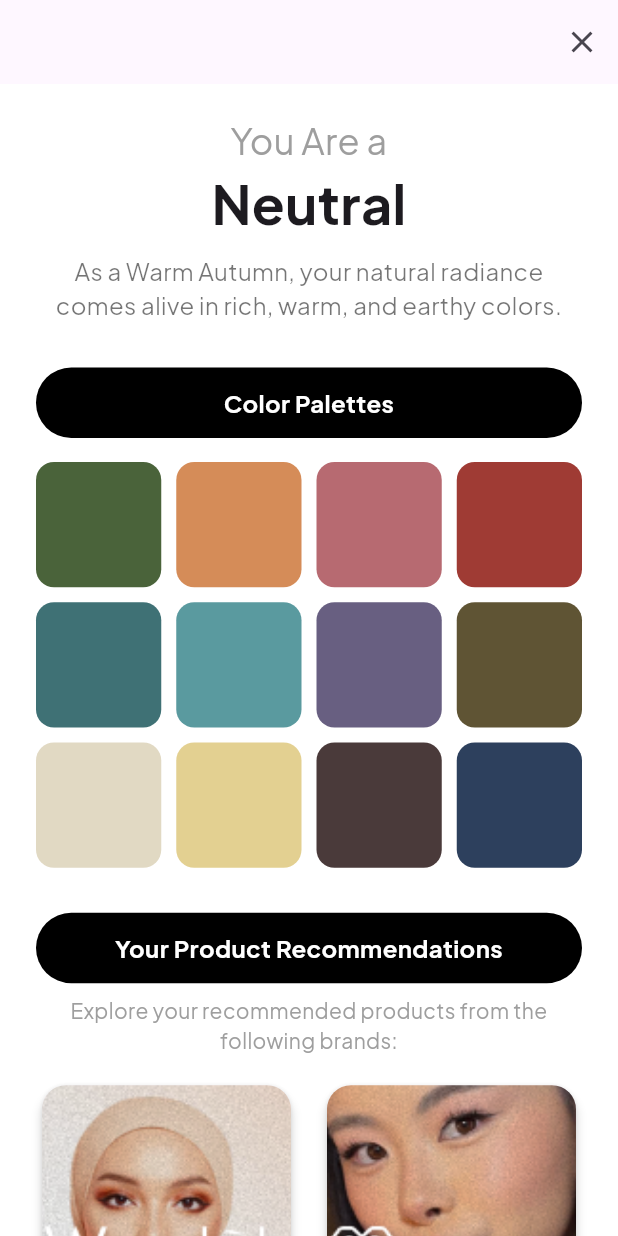
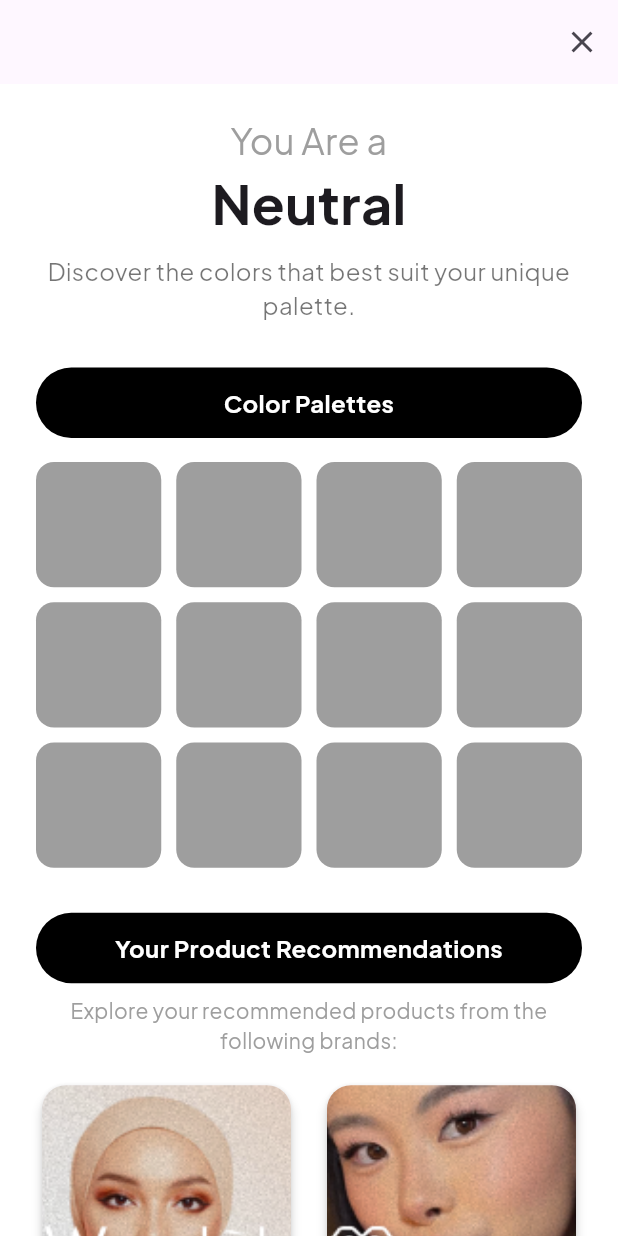
Before and after one commit to Calyra-Mobile-Apps/calyra-apps, a Flutter app: the QuizResultScreen screen opened directly, on a phone screen of 412 x 824 dp. Run offline on Flutter 3.47's test engine with Material 3 defaults, Android fonts, the phone set to English and light mode, and no system bars; our stand-ins replace camera, cloud_firestore, firebase_auth, firebase_core, google_fonts, image_picker; accounts and stored records are empty.

Commit message:
update quiz result and history

```diff
--- a/lib/screens/quiz/quiz_result_screen.dart
+++ b/lib/screens/quiz/quiz_result_screen.dart
@@ -1,13 +1,47 @@
+// lib/screens/quiz/quiz_result_screen.dart
+
+import 'package:calyra/data/brand_data.dart';
 import 'package:calyra/models/analysis_result.dart';
+import 'package:calyra/models/brand_info.dart';
+import 'package:calyra/models/season_filter.dart';
 import 'package:calyra/providers/quiz_provider.dart';
+import 'package:calyra/screens/brand/brand_catalog_screen.dart';
 import 'package:calyra/screens/main_screen.dart';
 import 'package:calyra/services/analysis_service.dart';
 import 'package:calyra/services/firestore_service.dart';
 import 'package:flutter/material.dart';
 import 'package:provider/provider.dart';
+import 'recommendations_screen.dart';
 
-// REVISI PENTING: Import menggunakan nama file karena berada di folder yang sama
-import 'recommendations_screen.dart';
+// --- DATA PALET WARNA UNTUK SEMUA MUSIM ---
+const Map<String, List<Color>> seasonPalettes = {
+  'Warm Autumn': [
+    Color(0xff4a633a), Color(0xffd58c58), Color(0xffb76a71), Color(0xff9f3b34),
+    Color(0xff3f7175), Color(0xff5a9a9f), Color(0xff685f81), Color(0xff5f5434),
+    Color(0xffe1d9c3), Color(0xffe3d091), Color(0xff4a3a3a), Color(0xff2d405d),
+  ],
+  'Warm Spring': [
+    Color(0xFFFCF3BA), Color(0xFFEBCAA4), Color(0xFFFDE470), Color(0xFF926F45),
+    Color(0xFFFAB357), Color(0xFFFD9675), Color(0xFFAFEDBE), Color(0xFF92D472),
+    Color(0xFFF8A9A5), Color(0xFFE85F79), Color(0xFFFE99AB), Color(0xFFFCD4D5),
+  ],
+  'Cool Winter': [
+    Color(0xFFF5F5F5), Color(0xFFA1A0A5), Color(0xFF655555), Color(0xFF000000),
+    Color(0xFF01219C), Color(0xFF07C3FC), Color(0xFF2573E2), Color(0xFF704FDE),
+    Color(0xFF71FFD9), Color(0xFFA41C4E), Color(0xFFD72A55), Color(0xFFC4288D),
+  ],
+  'Cool Summer': [
+    Color(0xFFFFFFFF), Color(0xFFB6B5BB), Color(0xFF9E8686), Color(0xFF000000),
+    Color(0xFF6583C9), Color(0xFF62CDED), Color(0xFF6193DD), Color(0xFFAA97E6),
+    Color(0xFF71E7C7), Color(0xFFBE4A75), Color(0xFFE769A8), Color(0xFFC761A3),
+  ],
+  'Unknown': [ // Fallback
+    Colors.grey, Colors.grey, Colors.grey, Colors.grey,
+    Colors.grey, Colors.grey, Colors.grey, Colors.grey,
+    Colors.grey, Colors.grey, Colors.grey, Colors.grey,
+  ],
+};
+// ---------------------------------------------
 
 class QuizResultScreen extends StatefulWidget {
   final AnalysisResult? resultFromHistory;
@@ -89,7 +123,8 @@ class _QuizResultScreenState extends State<QuizResultScreen> {
       return const Center(child: Text('Failed to get analysis result.'));
     }
 
-    final String seasonResult = _analysisResult?.seasonResult ?? 'Warm Autumn';
+    final String seasonResult = _analysisResult!.seasonResult;
+    final List<Color> currentPalette = seasonPalettes[seasonResult] ?? seasonPalettes['Unknown']!;
 
     return SingleChildScrollView(
       padding: const EdgeInsets.symmetric(horizontal: 24.0),
@@ -108,15 +143,15 @@ class _QuizResultScreenState extends State<QuizResultScreen> {
             style: const TextStyle(fontSize: 36, fontWeight: FontWeight.bold),
           ),
           const SizedBox(height: 8),
-          const Text(
-            'As a Warm Autumn, your natural radiance comes alive in rich, warm, and earthy colors.',
+          Text(
+            _getSeasonDescription(seasonResult), // Deskripsi dinamis
             textAlign: TextAlign.center,
-            style: TextStyle(fontSize: 16, color: Colors.black54),
+            style: const TextStyle(fontSize: 16, color: Colors.black54),
           ),
           const SizedBox(height: 30),
           _buildSectionTitle('Color Palettes'),
           const SizedBox(height: 16),
-          _buildColorPalettes(),
+          _buildColorPalettes(currentPalette), // Kirim palet warna yang sesuai
           const SizedBox(height: 30),
           _buildSectionTitle('Your Product Recommendations'),
           const SizedBox(height: 8),
@@ -130,6 +165,21 @@ class _QuizResultScreenState extends State<QuizResultScreen> {
         ],
       ),
     );
+  }
+
+  String _getSeasonDescription(String season) {
+    switch (season) {
+      case 'Warm Autumn':
+        return 'As a Warm Autumn, your natural radiance comes alive in rich, warm, and earthy colors.';
+      case 'Warm Spring':
+        return 'As a Warm Spring, you shine in bright, clear, and warm colors that reflect the vibrancy of spring.';
+      case 'Cool Winter':
+        return 'As a Cool Winter, your look is stunning in bold, cool, and high-contrast colors.';
+      case 'Cool Summer':
+        return 'As a Cool Summer, you look best in soft, muted, and cool-toned colors.';
+      default:
+        return 'Discover the colors that best suit your unique palette.';
+    }
   }
 
   Widget _buildSectionTitle(String title) {
@@ -149,13 +199,7 @@ class _QuizResultScreenState extends State<QuizResultScreen> {
     );
   }
 
-  Widget _buildColorPalettes() {
-    final List<Color> colors = [
-      const Color(0xff4a633a), const Color(0xffd58c58), const Color(0xffb76a71), const Color(0xff9f3b34),
-      const Color(0xff3f7175), const Color(0xff5a9a9f), const Color(0xff685f81), const Color(0xff5f5434),
-      const Color(0xffe1d9c3), const Color(0xffe3d091), const Color(0xff4a3a3a), const Color(0xff2d405d),
-    ];
-
+  Widget _buildColorPalettes(List<Color> colors) {
     return GridView.builder(
       shrinkWrap: true,
       physics: const NeverScrollableScrollPhysics(),
@@ -177,34 +221,49 @@ class _QuizResultScreenState extends State<QuizResultScreen> {
   }
 
   Widget _buildBrandRecommendations(BuildContext context) {
-    return GridView.count(
-      crossAxisCount: 2,
+    // Menggunakan data brand dari `featuredBrands` yang diimpor
+    return GridView.builder(
+      gridDelegate: const SliverGridDelegateWithFixedCrossAxisCount(
+        crossAxisCount: 2,
+        crossAxisSpacing: 16,
+        mainAxisSpacing: 16,
+        childAspectRatio: 0.8,
+      ),
+      itemCount: featuredBrands.length,
       shrinkWrap: true,
       physics: const NeverScrollableScrollPhysics(),
-      crossAxisSpacing: 16,
-      mainAxisSpacing: 16,
-      childAspectRatio: 0.8,
-      children: [
-        _buildBrandCard(context, brandName: 'Wardah', assetPath: 'assets/images/wardah-result.png'),
-        _buildBrandCard(context, brandName: 'Emina', assetPath: 'assets/images/emina-result.png'),
-      ],
+      itemBuilder: (context, index) {
+        final brand = featuredBrands[index];
+        // Logika sederhana untuk memilih path gambar
+        String assetPath;
+        if (brand.name.toLowerCase() == 'wardah') {
+          assetPath = 'assets/images/wardah-result.png';
+        } else if (brand.name.toLowerCase() == 'emina') {
+          assetPath = 'assets/images/emina-result.png';
+        } else {
+          assetPath = brand.imageUrl; // Fallback ke gambar utama
+        }
+
+        return _buildBrandCard(context, brand: brand, assetPath: assetPath);
+      },
     );
   }
 
-  Widget _buildBrandCard(BuildContext context, {required String brandName, required String assetPath}) {
+  Widget _buildBrandCard(BuildContext context, {required BrandInfo brand, required String assetPath}) {
     return GestureDetector(
       onTap: () {
-        // Navigasi yang benar
-        if (brandName == 'Wardah') {
-          Navigator.of(context).push(
-            MaterialPageRoute(
-              // Memanggil class RecommendationsScreen tanpa 'const'
-              builder: (_) => RecommendationsScreen(),
+        final String seasonResult = _analysisResult!.seasonResult;
+
+        // Navigasi ke RecommendationsScreen yang baru
+        // Mengirim nama brand dan nama season lengkap
+        Navigator.of(context).push(
+          MaterialPageRoute(
+            builder: (_) => RecommendationsScreen(
+              brandName: brand.name,
+              seasonName: seasonResult,
             ),
-          );
-        } else {
-          // TODO: Implementasi navigasi untuk brand Emina atau lainnya
-        }
+          ),
+        );
       },
       child: Card(
         clipBehavior: Clip.antiAlias,
@@ -232,7 +291,7 @@ class _QuizResultScreenState extends State<QuizResultScreen> {
               bottom: 16,
               left: 16,
               child: Text(
-                brandName,
+                brand.name,
                 style: const TextStyle(
                   color: Colors.white,
                   fontSize: 22,
--- a/lib/screens/quiz/undertone_quiz_screen.dart
+++ b/lib/screens/quiz/undertone_quiz_screen.dart
@@ -65,8 +65,8 @@ final step3 = QuizStepData(
   'Shadow/Depth Comparison',
   'Undertone',
   [
-    ComparisonOption(DecorationInfo.solid(Colors.brown.shade800), 'warm'),
     ComparisonOption(DecorationInfo.solid(Colors.black), 'cool'),
+    ComparisonOption(DecorationInfo.solid(Colors.brown.shade800), 'warm')
   ],
 );
 
--- a/lib/services/analysis_service.dart
+++ b/lib/services/analysis_service.dart
@@ -9,7 +9,8 @@ class AnalysisService {
     final answers = session.answers;
     final undertone = answers[QuizKeys.undertone] ?? 'neutral';
     final skintone = answers[QuizKeys.skintone] ?? 'unknown';
-    final seasonalColor = answers[QuizKeys.seasonalColor] ?? '';
+    // seasonalColor akan berisi 'Spring', 'Autumn', 'Summer', atau 'Winter'
+    final seasonalColor = answers[QuizKeys.seasonalColor] ?? 'unknown';
 
     final seasonResult = _resolveSeason(undertone, seasonalColor);
 
@@ -21,15 +22,33 @@ class AnalysisService {
     );
   }
 
-  String _resolveSeason(String undertone, String seasonalColor) {
+  // --- LOGIKA UTAMA DIPERBARUI DI SINI ---
+  String _resolveSeason(String undertone, String seasonalResult) {
+    // Fallback jika seasonalResult kosong
+    if (seasonalResult == 'unknown' || seasonalResult.isEmpty) {
+        if (undertone == 'warm') return 'Warm Autumn'; // Default untuk warm
+        if (undertone == 'cool') return 'Cool Winter'; // Default untuk cool
+        return 'Neutral';
+    }
+
+    // Menggabungkan hasil undertone dengan hasil pilihan mayoritas seasonal.
     if (undertone == 'warm') {
-      return seasonalColor == 'bright_warm' ? 'Warm Spring' : 'Warm Autumn';
+      if (seasonalResult == 'Spring') {
+        return 'Warm Spring';
+      } else if (seasonalResult == 'Autumn') {
+        return 'Warm Autumn';
+      }
     }
 
     if (undertone == 'cool') {
-      return seasonalColor == 'soft_cool' ? 'Cool Summer' : 'Cool Winter';
+      if (seasonalResult == 'Summer') {
+        return 'Cool Summer';
+      } else if (seasonalResult == 'Winter') {
+        return 'Cool Winter';
+      }
     }
 
-    return 'Neutral';
+    // Fallback jika ada kombinasi yang tidak terduga
+    return seasonalResult;
   }
 }
```
Also changed, not shown: lib/screens/profile/analysis_history_screen.dart (+58 -61 lines), lib/screens/quiz/recommendations_screen.dart (+219 -182 lines), lib/services/firestore_service.dart (+53 -8 lines), assets/images/empty.png (added).
